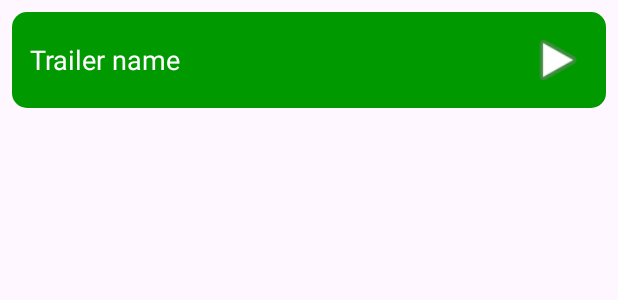
After one commit to EkaterinaKat/FilmShelf, an Android app: the layout trailer_item.xml on its own in the app's theme, with its tools: preview values and no code run, on a phone screen of 412 x 824 dp. The commit adds this screen. Shown: the top 300 px of the screen. Run offline under Robolectric (Android 15) with nearby library versions, the phone set to English and light mode, and no system bars.

Commit message:
trailers

```diff
--- /dev/null
+++ b/app/src/main/java/com/katyshevtseva/filmshelf/domain/model/Trailer.kt
@@ -0,0 +1,6 @@
+package com.katyshevtseva.filmshelf.domain.model
+
+data class Trailer(
+    val name: String? = null,
+    val url: String? = null
+)
--- a/app/src/main/java/com/katyshevtseva/filmshelf/domain/repository/MoviesRepository.kt
+++ b/app/src/main/java/com/katyshevtseva/filmshelf/domain/repository/MoviesRepository.kt
@@ -1,6 +1,7 @@
 package com.katyshevtseva.filmshelf.domain.repository
 
 import com.katyshevtseva.filmshelf.domain.model.Movie
+import com.katyshevtseva.filmshelf.domain.model.Trailer
 import com.katyshevtseva.filmshelf.domain.result.Result
 
 interface MoviesRepository {
@@ -8,4 +9,6 @@ interface MoviesRepository {
     suspend fun getBestMovies(): Result<List<Movie>>
 
     suspend fun getMovieDetails(id: Int): Result<Movie>
+
+    suspend fun getTrailers(movieId: Int): Result<List<Trailer>>
 }
--- /dev/null
+++ b/app/src/main/res/drawable/trailer_background.xml
@@ -0,0 +1,11 @@
+<?xml version="1.0" encoding="utf-8"?>
+<shape xmlns:android="http://schemas.android.com/apk/res/android"
+    android:shape="rectangle">
+    <solid android:color="#009900" />
+    <corners android:radius="10dp" />
+    <padding
+        android:bottom="12dp"
+        android:left="12dp"
+        android:right="12dp"
+        android:top="12dp" />
+</shape>
--- /dev/null
+++ b/app/src/main/res/layout/trailer_item.xml
@@ -0,0 +1,28 @@
+<?xml version="1.0" encoding="utf-8"?>
+<LinearLayout xmlns:android="http://schemas.android.com/apk/res/android"
+    xmlns:app="http://schemas.android.com/apk/res-auto"
+    xmlns:tools="http://schemas.android.com/tools"
+    android:layout_width="match_parent"
+    android:layout_height="wrap_content"
+    android:layout_margin="8dp"
+    android:background="@drawable/trailer_background"
+    android:gravity="center_vertical">
+
+    <TextView
+        android:id="@+id/trailerNameTextView"
+        android:layout_width="0dp"
+        android:layout_height="wrap_content"
+        android:layout_weight="1"
+        android:textColor="@color/white"
+        android:textSize="18sp"
+        tools:text="Trailer name" />
+
+    <ImageView
+        android:id="@+id/imageView2"
+        android:layout_width="40dp"
+        android:layout_height="40dp"
+        android:contentDescription="@null"
+        app:srcCompat="@android:drawable/ic_media_play" />
+
+
+</LinearLayout>
```
Also changed, not shown: app/src/main/java/com/katyshevtseva/filmshelf/data/mapper/MovieMapper.kt (+7 -0 lines), app/src/main/java/com/katyshevtseva/filmshelf/data/remote/ApiService.kt (+7 -0 lines), app/src/main/java/com/katyshevtseva/filmshelf/data/remote/model/TrailerDto.kt (added, +11 -0 lines), app/src/main/java/com/katyshevtseva/filmshelf/data/remote/model/TrailerListDto.kt (added, +8 -0 lines), app/src/main/java/com/katyshevtseva/filmshelf/data/remote/model/VideosDto.kt (added, +8 -0 lines), app/src/main/java/com/katyshevtseva/filmshelf/data/repository/MoviesRepositoryImpl.kt (+36 -24 lines), app/src/main/java/com/katyshevtseva/filmshelf/domain/usecase/GetTrailersUseCase.kt (added, +15 -0 lines), app/src/main/java/com/katyshevtseva/filmshelf/presentation/MovieDetailsActivity.kt (+16 -0 lines), app/src/main/java/com/katyshevtseva/filmshelf/presentation/adapter/TrailerAdapter.kt (added, +41 -0 lines), app/src/main/java/com/katyshevtseva/filmshelf/presentation/viewmodel/MovieDetailsViewModel.kt (+17 -5 lines), app/src/main/res/layout/activity_movie_details.xml (+7 -0 lines).
